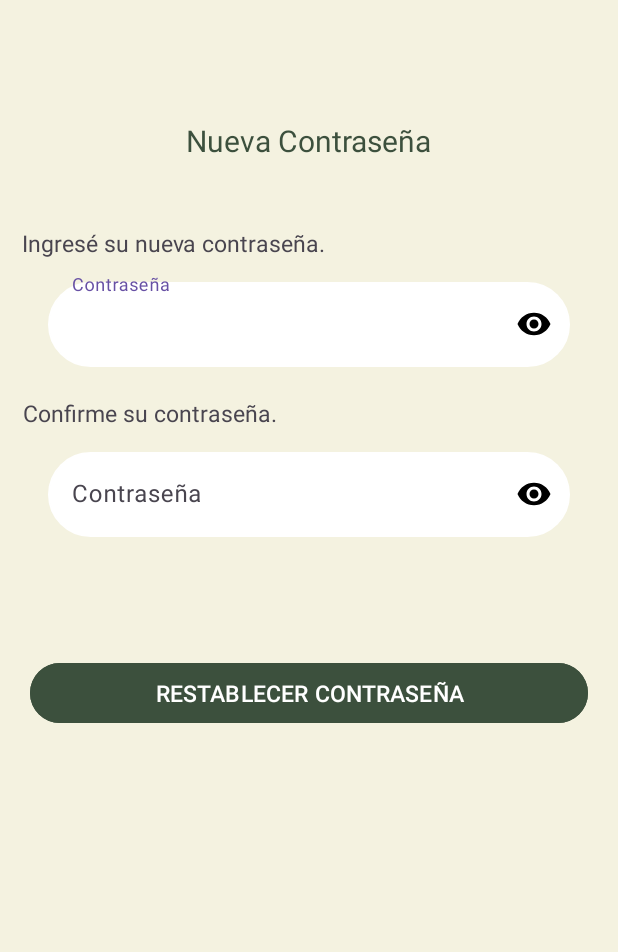
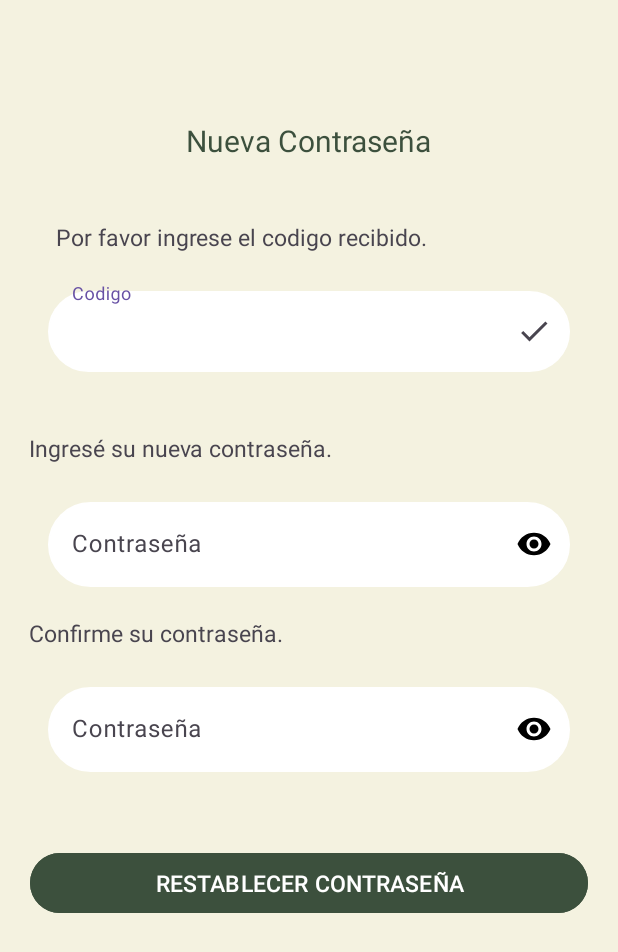
Before and after one commit to axelvega483/Mis-Raices, an Android app: the fragment RestablecerPasswordFragment shown on its own in the app's theme, on a phone screen of 412 x 824 dp. Shown: the top 952 px of the screen. Run offline under Robolectric (Android 15) with nearby library versions, the phone set to English and light mode, and no system bars.

Commit message:
cambia password

```diff
--- a/Frontend/app/src/main/java/com/example/misraices/data/service/UsuarioService.java
+++ b/Frontend/app/src/main/java/com/example/misraices/data/service/UsuarioService.java
@@ -23,8 +23,8 @@ public interface UsuarioService {
     @POST("/autenticacion/solicitarToken")
     Call<Usuario> solicitarToken(@Body Usuario usuario);
 
-    @POST("/autenticacion/restablecerContraseña")
-    Call<Usuario>restablecerContraseña(@Body Usuario usuario);
+    @POST("/autenticacion/restablecerPassword")
+    Call<Usuario>restablecerPassword(@Body Usuario usuario);
 
     @GET("/usuario")
     Call<Usuario> obtenerUsuario();
--- a/Frontend/app/src/main/java/com/example/misraices/view/fragment/RestablecerPasswordFragment.java
+++ b/Frontend/app/src/main/java/com/example/misraices/view/fragment/RestablecerPasswordFragment.java
@@ -3,47 +3,32 @@ package com.example.misraices.view.fragment;
 import android.os.Bundle;
 
 import androidx.fragment.app.Fragment;
+import androidx.lifecycle.ViewModelProvider;
 
+import android.util.Log;
 import android.view.LayoutInflater;
 import android.view.View;
 import android.view.ViewGroup;
+import android.widget.Toast;
 
 import com.example.misraices.R;
+import com.example.misraices.data.model.Usuario;
+import com.example.misraices.databinding.FragmentRestablecerPasswordBinding;
+import com.example.misraices.viewModel.UsuarioViewModel;
 
-/**
- * A simple {@link Fragment} subclass.
- * Use the {@link RestablecerPasswordFragment#newInstance} factory method to
- * create an instance of this fragment.
- */
+
 public class RestablecerPasswordFragment extends Fragment {
-
-    // TODO: Rename parameter arguments, choose names that match
-    // the fragment initialization parameters, e.g. ARG_ITEM_NUMBER
-    private static final String ARG_PARAM1 = "param1";
-    private static final String ARG_PARAM2 = "param2";
-
-    // TODO: Rename and change types of parameters
-    private String mParam1;
-    private String mParam2;
+    private FragmentRestablecerPasswordBinding binding;
+    private UsuarioViewModel usuarioViewModel;
 
     public RestablecerPasswordFragment() {
         // Required empty public constructor
     }
 
-    /**
-     * Use this factory method to create a new instance of
-     * this fragment using the provided parameters.
-     *
-     * @param param1 Parameter 1.
-     * @param param2 Parameter 2.
-     * @return A new instance of fragment restablecerPasswordFragment.
-     */
-    // TODO: Rename and change types and number of parameters
-    public static RestablecerPasswordFragment newInstance(String param1, String param2) {
+
+    public static RestablecerPasswordFragment newInstance() {
         RestablecerPasswordFragment fragment = new RestablecerPasswordFragment();
         Bundle args = new Bundle();
-        args.putString(ARG_PARAM1, param1);
-        args.putString(ARG_PARAM2, param2);
         fragment.setArguments(args);
         return fragment;
     }
@@ -51,16 +36,57 @@ public class RestablecerPasswordFragment extends Fragment {
     @Override
     public void onCreate(Bundle savedInstanceState) {
         super.onCreate(savedInstanceState);
-        if (getArguments() != null) {
-            mParam1 = getArguments().getString(ARG_PARAM1);
-            mParam2 = getArguments().getString(ARG_PARAM2);
-        }
+
     }
 
     @Override
     public View onCreateView(LayoutInflater inflater, ViewGroup container,
                              Bundle savedInstanceState) {
-        // Inflate the layout for this fragment
-        return inflater.inflate(R.layout.fragment_restablecer_password, container, false);
+        binding = FragmentRestablecerPasswordBinding.inflate(inflater, container, false);
+        init();
+        initlistener();
+        return binding.getRoot();
+
+    }
+
+    public void init() {
+        usuarioViewModel = new ViewModelProvider(requireActivity()).get(UsuarioViewModel.class);
+
+    }
+
+    public void initlistener() {
+        binding.btnPassword.setOnClickListener(view -> {
+            String token = binding.tokenTxt.getText().toString().toUpperCase();
+            String pass = binding.passwordEditText.getText().toString();
+            String newpass = binding.newpasswordEditText.getText().toString();
+            if (token.isEmpty()) {
+                Toast.makeText(getContext(), "Por favor ingrese el código de verificación", Toast.LENGTH_SHORT).show();
+                return;
+            }
+            if (pass.isEmpty() || newpass.isEmpty()) {
+                Toast.makeText(getContext(), "Por favor ingrese las contraseñas", Toast.LENGTH_SHORT).show();
+                return;
+            }
+            if (!pass.equals(newpass)) {
+                Toast.makeText(getContext(), "Las contraseñas no coinciden", Toast.LENGTH_SHORT).show();
+                return;
+            }
+            Usuario usuario = new Usuario();
+            usuario.setToken(token);
+            usuario.setPassword(pass);
+            usuarioViewModel.restablecerPassword(usuario).observe(getViewLifecycleOwner(), result -> {
+                Log.e("usuario actualizado",result.getData().toString());
+                Toast.makeText(getContext(), "Contraseña restablecida con éxito", Toast.LENGTH_SHORT).show();
+                usuarioViewModel.setUsuarioLiveData(result.getData());
+
+            });
+
+
+            LoginFragment fragment = new LoginFragment();
+            getActivity().getSupportFragmentManager()
+                    .beginTransaction()
+                    .replace(R.id.fragmentContainerView, fragment)
+                    .commit();
+        });
     }
 }
--- a/Frontend/app/src/main/res/layout/fragment_login.xml
+++ b/Frontend/app/src/main/res/layout/fragment_login.xml
@@ -77,7 +77,7 @@
         </com.google.android.material.textfield.TextInputLayout>
 
         <TextView
-            android:id="@+id/textPassword"
+            android:id="@+id/textCambiarPass"
             android:layout_width="wrap_content"
             android:layout_height="wrap_content"
             android:layout_marginTop="28dp"
@@ -102,7 +102,7 @@
             app:cornerRadius="50dp"
             app:layout_constraintEnd_toEndOf="parent"
             app:layout_constraintStart_toStartOf="parent"
-            app:layout_constraintTop_toBottomOf="@+id/textPassword"
+            app:layout_constraintTop_toBottomOf="@+id/textCambiarPass"
             app:strokeColor="@color/green"
             app:strokeWidth="1dp" />
 
--- a/Frontend/app/src/main/res/layout/fragment_registrar.xml
+++ b/Frontend/app/src/main/res/layout/fragment_registrar.xml
@@ -136,6 +136,7 @@
             android:layout_marginEnd="32dp"
             android:hint="Contraseña"
             android:textColor="@color/black"
+            app:passwordToggleTint="@color/black"
             app:layout_constraintEnd_toEndOf="parent"
             app:layout_constraintStart_toStartOf="parent"
             app:layout_constraintTop_toBottomOf="@+id/CorreoTextInputLayout"
@@ -159,6 +160,7 @@
             android:layout_marginEnd="32dp"
             android:hint="Confirmar contraseña"
             android:textColor="@color/black"
+            app:passwordToggleTint="@color/black"
             app:layout_constraintEnd_toEndOf="parent"
             app:layout_constraintStart_toStartOf="parent"
             app:layout_constraintTop_toBottomOf="@+id/passwordTextInputLayout"
--- a/Frontend/app/src/main/res/layout/fragment_restablecer_password.xml
+++ b/Frontend/app/src/main/res/layout/fragment_restablecer_password.xml
@@ -24,23 +24,62 @@
             app:layout_constraintTop_toTopOf="parent" />
 
         <TextView
+            android:id="@+id/textView6"
+            android:layout_width="wrap_content"
+            android:layout_height="wrap_content"
+            android:layout_marginTop="40dp"
+            android:text="Por favor ingrese el codigo recibido."
+            android:textSize="15sp"
+            android:textStyle="normal"
+            app:layout_constraintEnd_toEndOf="parent"
+            app:layout_constraintHorizontal_bias="0.229"
+            app:layout_constraintStart_toStartOf="parent"
+            app:layout_constraintTop_toBottomOf="@+id/textView7" />
+
+        <com.google.android.material.textfield.TextInputLayout
+            android:id="@+id/codigoTextInputLayout"
+            android:layout_width="match_parent"
+            android:layout_height="wrap_content"
+            android:layout_marginStart="32dp"
+            android:layout_marginTop="20dp"
+            android:layout_marginEnd="32dp"
+            android:hint="Codigo"
+            android:textColor="@color/black"
+            app:endIconDrawable="@drawable/ic_check"
+            app:endIconMode="custom"
+            app:layout_constraintEnd_toEndOf="parent"
+            app:layout_constraintHorizontal_bias="0.0"
+            app:layout_constraintStart_toStartOf="parent"
+            app:layout_constraintTop_toBottomOf="@+id/textView6">
+
+            <com.google.android.material.textfield.TextInputEditText
+                android:id="@+id/tokenTxt"
+                android:layout_width="match_parent"
+                android:layout_height="wrap_content"
+                android:background="@drawable/radius_txt"
+                android:inputType="textEmailAddress"
+                android:padding="16dp"
+                android:textColor="@color/black" />
+        </com.google.android.material.textfield.TextInputLayout>
+
+        <TextView
             android:id="@+id/textView8"
             android:layout_width="wrap_content"
             android:layout_height="wrap_content"
-            android:layout_marginTop="44dp"
+            android:layout_marginTop="40dp"
             android:text="Ingresé su nueva contraseña."
             android:textSize="15sp"
             app:layout_constraintEnd_toEndOf="parent"
-            app:layout_constraintHorizontal_bias="0.07"
+            app:layout_constraintHorizontal_bias="0.092"
             app:layout_constraintStart_toStartOf="parent"
-            app:layout_constraintTop_toBottomOf="@+id/textView7" />
+            app:layout_constraintTop_toBottomOf="@+id/codigoTextInputLayout" />
 
         <com.google.android.material.textfield.TextInputLayout
             android:id="@+id/passwordTextInputLayout"
             android:layout_width="match_parent"
             android:layout_height="wrap_content"
             android:layout_marginStart="32dp"
-            android:layout_marginTop="10dp"
+            android:layout_marginTop="20dp"
             android:layout_marginEnd="32dp"
             android:hint="Contraseña"
             android:textColor="@color/black"
@@ -68,7 +107,7 @@
             android:text="Confirme su contraseña."
             android:textSize="15sp"
             app:layout_constraintEnd_toEndOf="parent"
-            app:layout_constraintHorizontal_bias="0.062"
+            app:layout_constraintHorizontal_bias="0.08"
             app:layout_constraintStart_toStartOf="parent"
             app:layout_constraintTop_toBottomOf="@+id/passwordTextInputLayout" />
 
@@ -77,11 +116,12 @@
             android:layout_width="match_parent"
             android:layout_height="wrap_content"
             android:layout_marginStart="32dp"
-            android:layout_marginTop="10dp"
+            android:layout_marginTop="20dp"
             android:layout_marginEnd="32dp"
             android:hint="Contraseña"
             android:textColor="@color/black"
             app:layout_constraintEnd_toEndOf="parent"
+            app:layout_constraintHorizontal_bias="0.0"
             app:layout_constraintStart_toStartOf="parent"
             app:layout_constraintTop_toBottomOf="@+id/textView9"
             app:passwordToggleEnabled="true"
@@ -101,7 +141,7 @@
             android:layout_width="match_parent"
             android:layout_height="wrap_content"
             android:layout_marginStart="20dp"
-            android:layout_marginTop="80dp"
+            android:layout_marginTop="50dp"
             android:layout_marginEnd="20dp"
             android:text="RESTABLECER CONTRASEÑA"
             android:textColor="@color/white"
@@ -110,6 +150,7 @@
             app:backgroundTint="@color/green"
             app:cornerRadius="50dp"
             app:layout_constraintEnd_toEndOf="parent"
+            app:layout_constraintHorizontal_bias="0.0"
             app:layout_constraintStart_toStartOf="parent"
             app:layout_constraintTop_toBottomOf="@+id/newPasswordTextInputLayout"
             app:strokeColor="@color/green"
```
Also changed, not shown: Backend/src/main/java/com/MisRaices/demo/controller/CuentaController.java (+36 -35 lines), Frontend/app/src/main/java/com/example/misraices/data/repository/UsuarioRepository.java (+6 -1 lines), Frontend/app/src/main/java/com/example/misraices/view/fragment/CodigoPasswordFragment.java (deleted, +0 -66 lines), Frontend/app/src/main/java/com/example/misraices/view/fragment/LoginFragment.java (+10 -5 lines), Frontend/app/src/main/java/com/example/misraices/view/fragment/RecuperarPasswordFragment.java (+47 -32 lines), Frontend/app/src/main/java/com/example/misraices/viewModel/UsuarioViewModel.java (+9 -0 lines), Frontend/app/src/main/res/layout/fragment_codigo_password.xml (deleted, +0 -82 lines).
